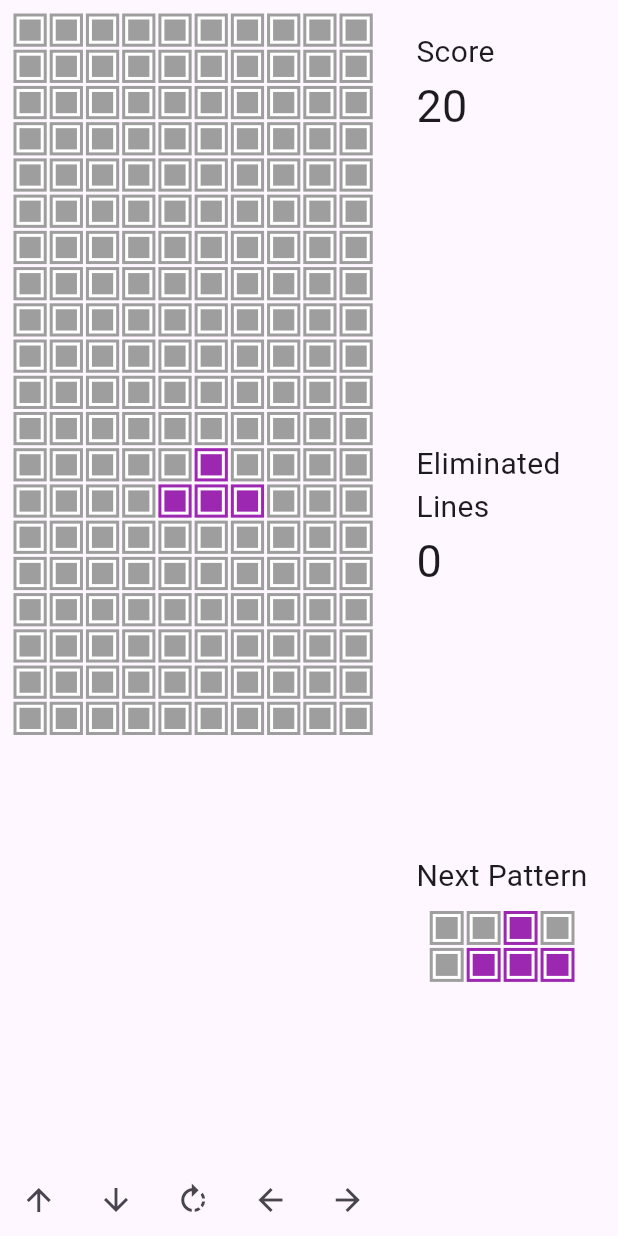
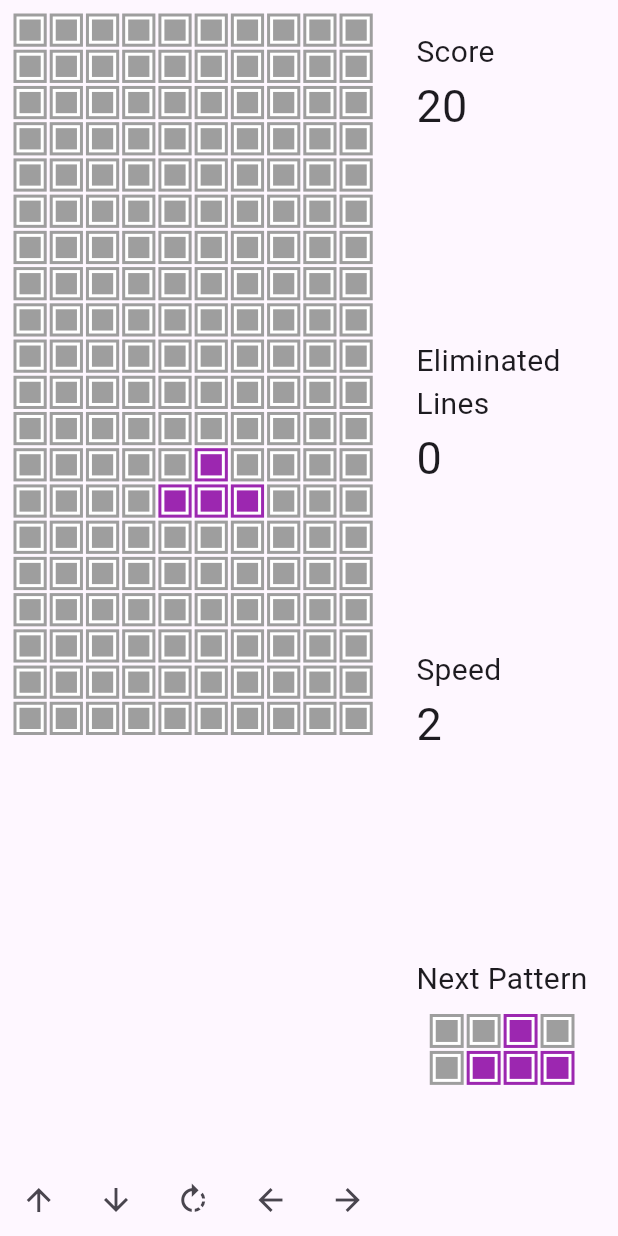
Before and after one commit to dongguaguaguagua/Tetris, a Flutter app: the screen it shows after launch, on a phone screen of 412 x 824 dp. Run offline on Flutter 3.47's test engine with Material 3 defaults, Android fonts, the phone set to English and light mode, and no system bars.

Commit message:
add speed view

```diff
--- a/lib/game_page.dart
+++ b/lib/game_page.dart
@@ -216,8 +216,9 @@ class _GamePageState extends State<GamePage> {
           crossAxisAlignment: CrossAxisAlignment.start,
           mainAxisAlignment: MainAxisAlignment.start,
           children: [
-            Expanded(child: scoreView()),
-            Expanded(child: lineView()),
+            Expanded(child: textNumberView("Score",score)),
+            Expanded(child: textNumberView("Eliminated Lines", eliminatedLines)),
+            Expanded(child: textNumberView("Speed", speed)),
             Expanded(child: nextPatternView()),
           ],
         ))
@@ -263,32 +264,17 @@ class _GamePageState extends State<GamePage> {
         child: w);
   }
 
-  Widget scoreView() {
+  Widget textNumberView(String text,int num) {
     return Padding(
         padding: const EdgeInsets.all(20),
         child: Column(
           crossAxisAlignment: CrossAxisAlignment.start,
           children: [
-            Text("Score", style: TextStyle(fontSize: 20)),
+            Text(text, style: TextStyle(fontSize: 20)),
             Text(
-              score.toString(),
+              num.toString(),
               style: TextStyle(fontSize: 30),
             )
-          ],
-        ));
-  }
-
-  Widget lineView() {
-    return Padding(
-        padding: const EdgeInsets.all(20),
-        child: Column(
-          crossAxisAlignment: CrossAxisAlignment.start,
-          children: [
-            Text(
-              "Eliminated Lines",
-              style: TextStyle(fontSize: 20),
-            ),
-            Text(eliminatedLines.toString(), style: TextStyle(fontSize: 30))
           ],
         ));
   }
```
Also changed, not shown: img/demo.jpg (added), 1 other file.
